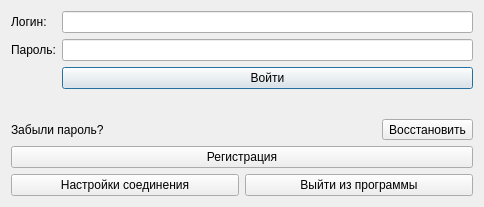
The window that authorization.ui (MikhailBersenev/BuksanSpy) describes before a commit, drawn with Qt 5.
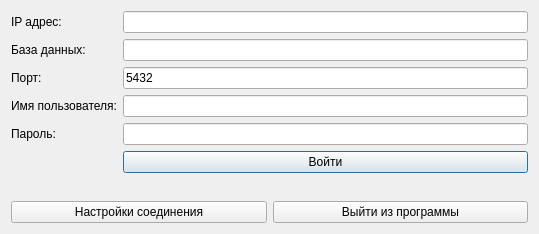
The same window after the commit. Icons and pictures are not drawn.

```diff
--- a/authorization.ui
+++ b/authorization.ui
@@ -6,16 +6,10 @@
    <rect>
     <x>0</x>
     <y>0</y>
-    <width>484</width>
-    <height>207</height>
+    <width>539</width>
+    <height>234</height>
    </rect>
   </property>
-  <property name="maximumSize">
-   <size>
-    <width>484</width>
-    <height>207</height>
-   </size>
-  </property>
   <property name="windowTitle">
    <string>Вход в систему</string>
   </property>
@@ -26,40 +20,19 @@
   <layout class="QGridLayout" name="gridLayout">
    <item row="0" column="0" colspan="2">
     <layout class="QGridLayout" name="LoginAll_Layout">
-     <item row="1" column="1">
-      <widget class="QToolButton" name="GoToRestorePassword_Button">
-       <property name="text">
-        <string>Восстановить</string>
-       </property>
-      </widget>
-     </item>
-     <item row="0" column="0" colspan="2">
+     <item row="1" column="0">
       <layout class="QFormLayout" name="Login_Layout">
-       <item row="1" column="1">
-        <widget class="QLineEdit" name="Login_Edit"/>
-       </item>
-       <item row="3" column="1">
-        <widget class="QPushButton" name="TryLogin_Button">
-         <property name="text">
-          <string>Войти</string>
-         </property>
-        </widget>
-       </item>
-       <item row="2" column="0">
-        <widget class="QLabel" name="Password_Label">
-         <property name="text">
-          <string>Пароль:</string>
-         </property>
-        </widget>
-       </item>
-       <item row="1" column="0">
+       <item row="3" column="0">
         <widget class="QLabel" name="Login_Label">
          <property name="text">
-          <string>Логин:</string>
+          <string>Имя пользователя:</string>
          </property>
         </widget>
        </item>
-       <item row="2" column="1">
+       <item row="3" column="1">
+        <widget class="QLineEdit" name="Login_Edit"/>
+       </item>
+       <item row="4" column="1">
         <widget class="QLineEdit" name="Password_Edit">
          <property name="locale">
           <locale language="Russian" country="Russia"/>
@@ -69,32 +42,66 @@
          </property>
         </widget>
        </item>
+       <item row="5" column="1">
+        <widget class="QPushButton" name="TryLogin_Button">
+         <property name="text">
+          <string>Войти</string>
+         </property>
+        </widget>
+       </item>
+       <item row="4" column="0">
+        <widget class="QLabel" name="Password_Label">
+         <property name="text">
+          <string>Пароль:</string>
+         </property>
+        </widget>
+       </item>
+       <item row="2" column="1">
+        <widget class="QLineEdit" name="Port_Edit">
+         <property name="text">
+          <string>5432</string>
+         </property>
+        </widget>
+       </item>
+       <item row="2" column="0">
+        <widget class="QLabel" name="Port_Label">
+         <property name="text">
+          <string>Порт:</string>
+         </property>
+        </widget>
+       </item>
+       <item row="0" column="1">
+        <widget class="QLineEdit" name="Host_Edit"/>
+       </item>
+       <item row="0" column="0">
+        <widget class="QLabel" name="host_Label">
+         <property name="text">
+          <string>IP адрес:</string>
+         </property>
+        </widget>
+       </item>
+       <item row="1" column="0">
+        <widget class="QLabel" name="label">
+         <property name="text">
+          <string>База данных:</string>
+         </property>
+        </widget>
+       </item>
+       <item row="1" column="1">
+        <widget class="QLineEdit" name="DataBase_Edit"/>
+       </item>
       </layout>
      </item>
-     <item row="1" column="0">
-      <widget class="QLabel" name="ForgetPassword_Label">
-       <property name="text">
-        <string>Забыли пароль?</string>
-       </property>
-      </widget>
-     </item>
     </layout>
    </item>
-   <item row="1" column="0" colspan="2">
-    <widget class="QPushButton" name="GotToRegistration_Button">
-     <property name="text">
-      <string>Регистрация</string>
-     </property>
-    </widget>
-   </item>
-   <item row="2" column="0">
+   <item row="1" column="0">
     <widget class="QPushButton" name="GoToSetupConnection_Button">
      <property name="text">
       <string>Настройки соединения</string>
      </property>
     </widget>
    </item>
-   <item row="2" column="1">
+   <item row="1" column="1">
     <widget class="QPushButton" name="quit_Button">
      <property name="text">
       <string>Выйти из программы</string>
```
